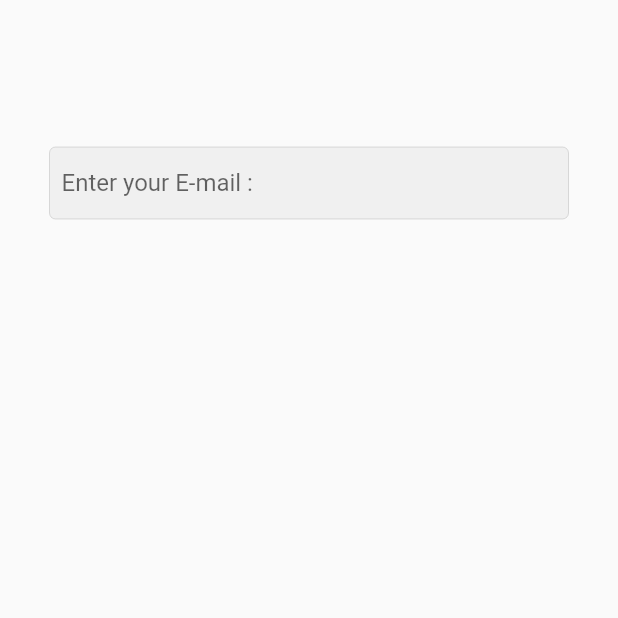
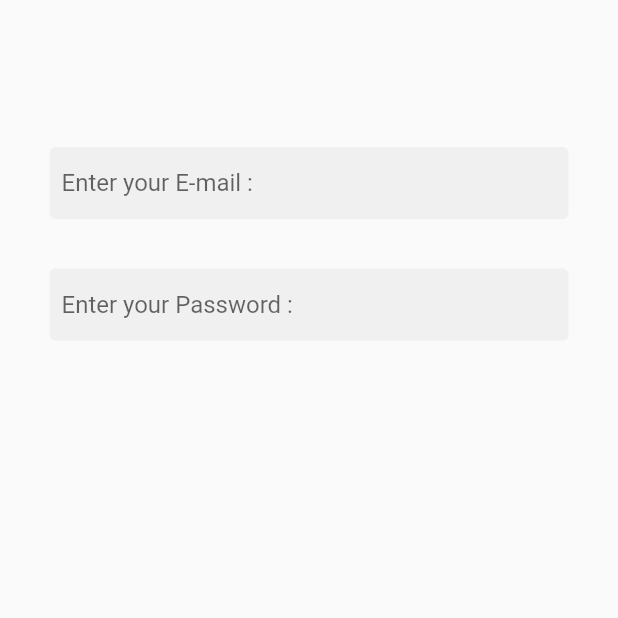
Before and after one commit to Hazem12Bakr/E_commerce_flutter_app, a Flutter app: the screen it shows after launch, on a phone screen of 412 x 824 dp, the top half of it. Run offline on Flutter 3.47's test engine with Material 2 defaults, Android fonts, the phone set to English and light mode, and no system bars.

Commit message:
create the email&password text feilds

```diff
--- a/lib/pages/login.dart
+++ b/lib/pages/login.dart
@@ -1,5 +1,6 @@
 // ignore_for_file: prefer_const_constructors, prefer_const_literals_to_create_immutables
 
+import 'package:e_commerce_app/shared/constants.dart';
 import 'package:flutter/material.dart';
 
 class Login extends StatelessWidget {
@@ -16,32 +17,19 @@ class Login extends StatelessWidget {
               const SizedBox(
                 height: 65,
               ),
-TextField(
-                  keyboardType: TextInputType.emailAddress,
-                  obscureText: false,
-                  decoration: InputDecoration(
-                    hintText: "Enter your E-mail : ",
-                    // To delete borders
-                    enabledBorder: OutlineInputBorder(
-                      borderSide: Divider.createBorderSide(context),
-                    ),
-                    focusedBorder: OutlineInputBorder(
-                      borderSide: BorderSide(
-                        color: Colors.grey,
-                      ),
-                    ),
-                    // fillColor: Colors.red,
-                    filled: true,
-                    contentPadding: const EdgeInsets.all(8),
-                  )),
-
-
-
-
+              TextField(
+                keyboardType: TextInputType.emailAddress,
+                obscureText: false,
+                decoration: decorationtextfield.copyWith(hintText: "Enter your E-mail : ",),
+              ),
               const SizedBox(
                 height: 33,
               ),
-
+              TextField(
+                keyboardType: TextInputType.text,
+                obscureText: true,
+                decoration: decorationtextfield.copyWith(hintText: "Enter your Password : ",),
+              ),
             ],
           ),
         ),
```
